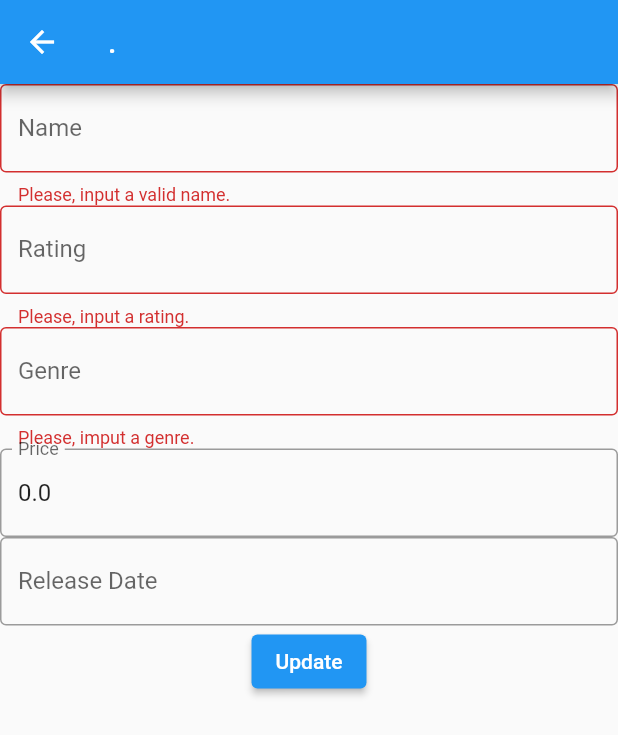
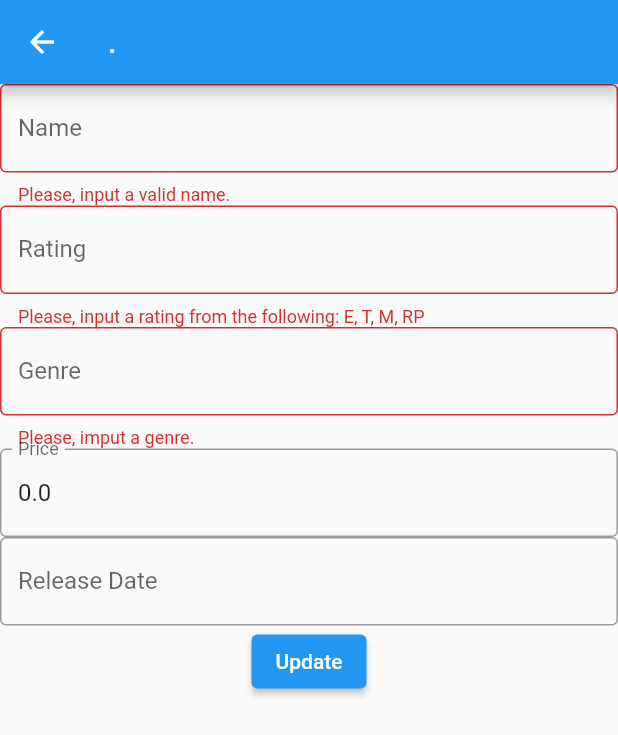
Before and after one commit to davMac606/wannakry, a Flutter app: the GameEdit screen opened directly with empty values, after a tap on "Update", on a phone screen of 412 x 824 dp. Shown: the top 735 px of the screen. Run offline on Flutter 3.47's test engine with Material 2 defaults, Android fonts, the phone set to English and light mode, and no system bars; missing offline and left inert: dart:ffi.

Commit message:
Tried fixing it but didn't find what's wrong.

```diff
--- a/lib/chng_game.dart
+++ b/lib/chng_game.dart
@@ -1,6 +1,7 @@
 // ignore_for_file: unused_field, prefer_final_fields, unnecessary_new, override_on_non_overriding_member, prefer_const_constructors, prefer_const_literals_to_create_immutables, body_might_complete_normally_nullable, unused_local_variable, prefer_interpolation_to_compose_strings
 
 import 'package:flutter/material.dart';
+import 'package:flutter/services.dart';
 import 'package:wannakry/game.dart';
 import 'package:wannakry/game_repository.dart';
 
@@ -15,6 +16,7 @@ class GameEdit extends StatefulWidget {
 }
 
 class _GameEditState extends State<GameEdit> {
+
   GameRepository gameRepo = new GameRepository();
   @override
   TextEditingController _nameEdit = new TextEditingController();
@@ -68,7 +70,7 @@ class _GameEditState extends State<GameEdit> {
                       controller: _ratingEdit,
                       validator: (value) {
                         if (value!.isEmpty) {
-                          return 'Please, input a rating.';
+                          return 'Please, input a rating from the following: E, T, M, RP';
                         } else if (_ratingEdit.text == "E") {
                           return null;
                         } else if (_ratingEdit.text == "T") {
@@ -83,7 +85,7 @@ class _GameEditState extends State<GameEdit> {
                       },
                       decoration: InputDecoration(
                         labelText: 'Rating',
-                        hintText: 'Input the game rating',
+                        hintText: 'Please, input a rating from the following: E, T, M, RP',
                         border: OutlineInputBorder(),
                       )),
                       TextFormField(
@@ -103,6 +105,10 @@ class _GameEditState extends State<GameEdit> {
                   ),
                   TextFormField(
                     controller: _priceEdit,
+                    keyboardType: TextInputType.number,
+                    inputFormatters: <TextInputFormatter>[
+                      FilteringTextInputFormatter.digitsOnly
+                    ],
                     validator: (value) {
                       if (value == "" || value!.isEmpty) {
                         return 'Please, input a price.';
@@ -139,7 +145,6 @@ class _GameEditState extends State<GameEdit> {
             String releaseDate = _releaseDateEdit.text;
             Game game = new Game(name,rating,genre,price,releaseDate);
             GameRepository.getGames()[widget.index] = game;
-            Navigator.pop(context);
           }
         }, child: Text("Update"))
 
--- a/lib/con_game.dart
+++ b/lib/con_game.dart
@@ -1,4 +1,4 @@
-// ignore_for_file: prefer_const_constructors
+// ignore_for_file: prefer_const_constructors, prefer_interpolation_to_compose_strings, annotate_overrides
 
 import 'package:flutter/material.dart';
 import 'package:wannakry/chng_game.dart';
@@ -64,6 +64,7 @@ class _GameListState extends State<GameList> {
 
   @override
   Widget build(BuildContext context) {
+    //initState();
     return Scaffold(
       appBar: AppBar(title: Text("View games")),
       body: Column(children: [
--- a/lib/game.dart
+++ b/lib/game.dart
@@ -21,6 +21,7 @@ class Game {
   }
 
   Game(this._name, this._rating, this._genre, this._price, this._releaseDate);
+  Game.gameupdate(this._name, this._rating, this._genre, this._price, this._releaseDate);
   String get name => _name;
   String get rating => _rating;
   String get genre => _genre;
```
